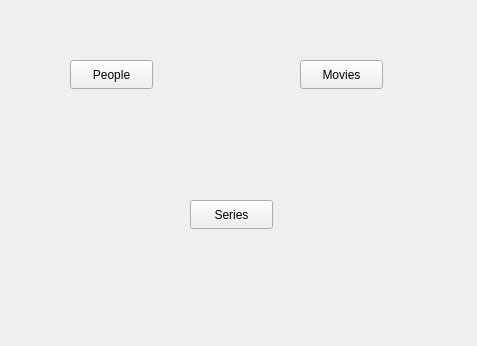
Old version of the form FilmManager/startviewwidget.ui in the repository Zachaly/Jipp_Projekt_ZS_NS.
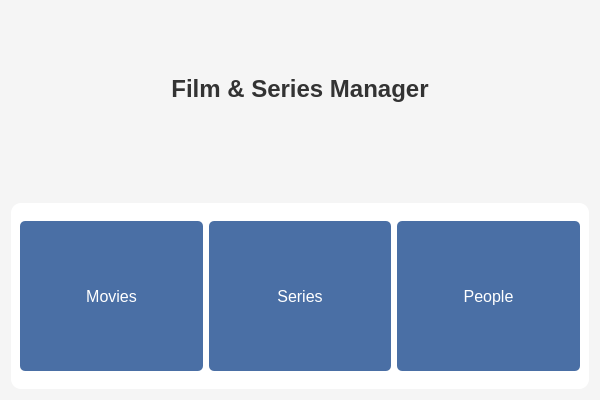
New version of the form. Icons and pictures are not drawn.

```diff
--- a/FilmManager/startviewwidget.ui
+++ b/FilmManager/startviewwidget.ui
@@ -6,52 +6,120 @@
    <rect>
     <x>0</x>
     <y>0</y>
-    <width>477</width>
-    <height>346</height>
+    <width>600</width>
+    <height>400</height>
    </rect>
   </property>
   <property name="windowTitle">
    <string>Form</string>
   </property>
-  <widget class="QPushButton" name="peopleButton">
-   <property name="geometry">
-    <rect>
-     <x>70</x>
-     <y>60</y>
-     <width>83</width>
-     <height>29</height>
-    </rect>
-   </property>
-   <property name="text">
-    <string>People</string>
-   </property>
-  </widget>
-  <widget class="QPushButton" name="moviesButton">
-   <property name="geometry">
-    <rect>
-     <x>300</x>
-     <y>60</y>
-     <width>83</width>
-     <height>29</height>
-    </rect>
-   </property>
-   <property name="text">
-    <string>Movies</string>
-   </property>
-  </widget>
-  <widget class="QPushButton" name="seriesButton">
-   <property name="geometry">
-    <rect>
-     <x>190</x>
-     <y>200</y>
-     <width>83</width>
-     <height>29</height>
-    </rect>
-   </property>
-   <property name="text">
-    <string>Series</string>
-   </property>
-  </widget>
+  <property name="styleSheet">
+   <string notr="true">QWidget {
+    background-color: #f5f5f5;
+    font-family: 'Segoe UI', Arial, sans-serif;
+}
+
+QPushButton {
+    background-color: #4a6fa5;
+    color: white;
+    border: none;
+    border-radius: 5px;
+    padding: 15px 25px;
+    font-size: 16px;
+    min-width: 120px;
+    min-height: 120px;
+}
+
+QPushButton:hover {
+    background-color: #3a5a8f;
+}
+
+QPushButton:pressed {
+    background-color: #2a4a7f;
+}
+
+#headerLabel {
+    font-size: 24px;
+    font-weight: bold;
+    color: #333;
+    margin-bottom: 30px;
+}
+
+#buttonContainer {
+    background-color: white;
+    border-radius: 10px;
+    padding: 20px;
+}</string>
+  </property>
+  <layout class="QVBoxLayout" name="verticalLayout">
+   <item>
+    <widget class="QLabel" name="headerLabel">
+     <property name="text">
+      <string>Film &amp; Series Manager</string>
+     </property>
+     <property name="alignment">
+      <set>Qt::AlignCenter</set>
+     </property>
+    </widget>
+   </item>
+   <item>
+    <widget class="QWidget" name="buttonContainer">
+     <layout class="QGridLayout" name="gridLayout">
+      <item row="0" column="0">
+       <widget class="QPushButton" name="moviesButton">
+        <property name="text">
+         <string>Movies</string>
+        </property>
+        <property name="icon">
+         <iconset resource="../resources.qrc">
+          <normaloff>:/icons/movie.png</normaloff>:/icons/movie.png</iconset>
+        </property>
+        <property name="iconSize">
+         <size>
+          <width>48</width>
+          <height>48</height>
+         </size>
+        </property>
+       </widget>
+      </item>
+      <item row="0" column="1">
+       <widget class="QPushButton" name="seriesButton">
+        <property name="text">
+         <string>Series</string>
+        </property>
+        <property name="icon">
+         <iconset resource="../resources.qrc">
+          <normaloff>:/icons/series.png</normaloff>:/icons/series.png</iconset>
+        </property>
+        <property name="iconSize">
+         <size>
+          <width>48</width>
+          <height>48</height>
+         </size>
+        </property>
+       </widget>
+      </item>
+      <item row="0" column="2">
+       <widget class="QPushButton" name="peopleButton">
+        <property name="text">
+         <string>People</string>
+        </property>
+        <property name="icon">
+         <iconset resource="../resources.qrc">
+          <normaloff>:/icons/people.png</normaloff>:/icons/people.png</iconset>
+        </property>
+        <property name="iconSize">
+         <size>
+          <width>48</width>
+          <height>48</height>
+         </size>
+        </property>
+       </widget>
+      </item>
+     </layout>
+    </widget>
+   </item>
+  </layout>
  </widget>
  <resources/>
  <connections/>
```
Left out of the diff: 2 changed lines with no effect on the pictures.
